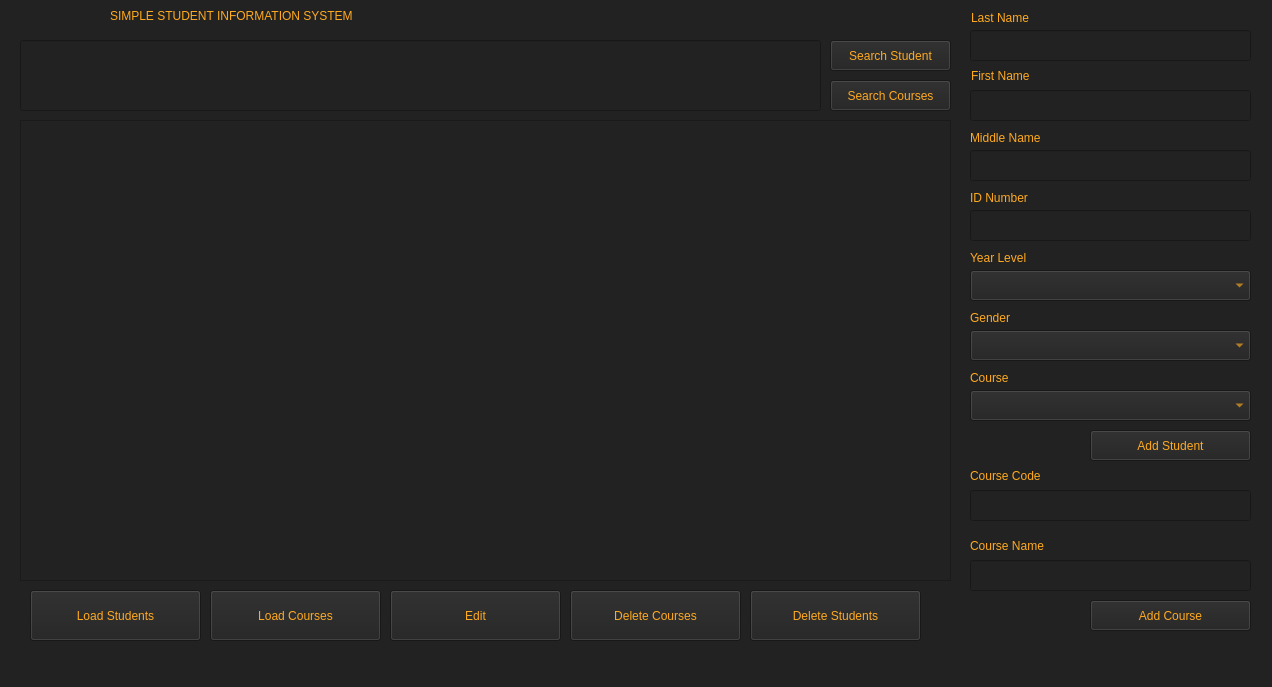
equin07x/CCC151-CRUDL-PROJECT, file CCC151-SSI-CSV-VER/SSIS/mainwindow.ui: the form before one commit.
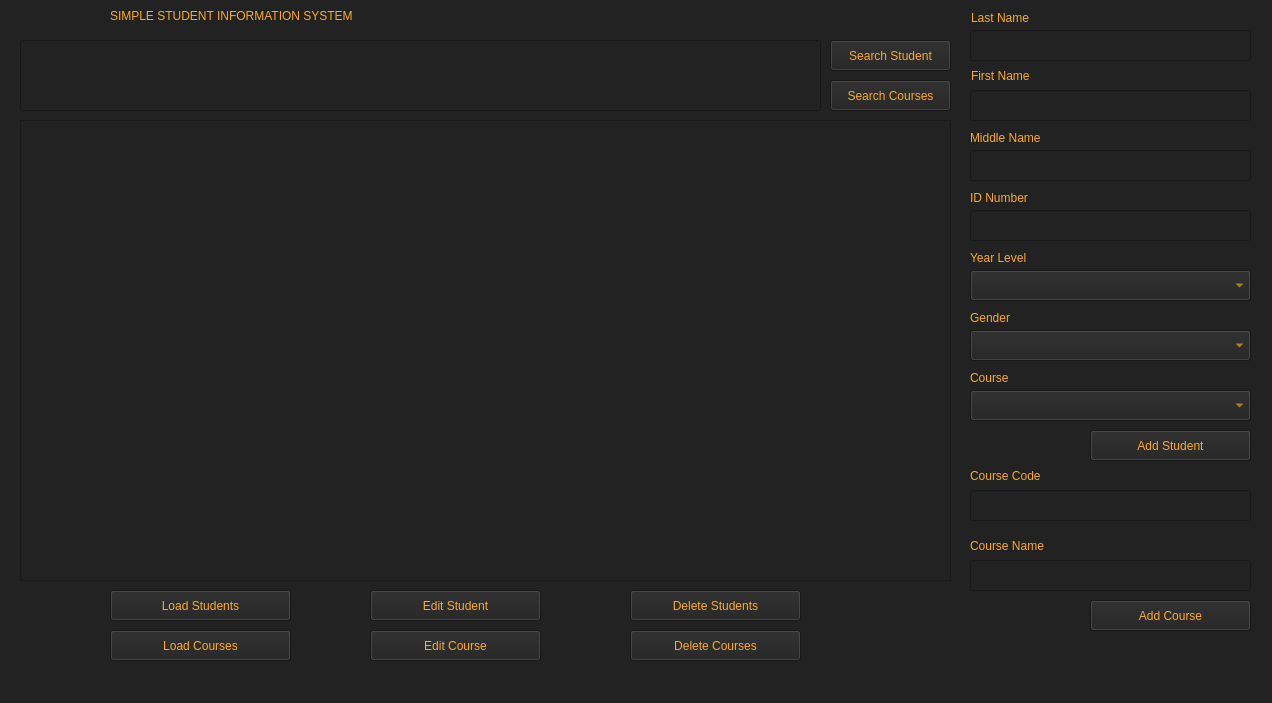
The form after the commit.

```diff
--- a/CCC151-SSI-CSV-VER/SSIS/mainwindow.ui
+++ b/CCC151-SSI-CSV-VER/SSIS/mainwindow.ui
@@ -7,7 +7,7 @@
     <x>0</x>
     <y>0</y>
     <width>1272</width>
-    <height>687</height>
+    <height>703</height>
    </rect>
   </property>
   <property name="windowTitle">
@@ -62,10 +62,10 @@
    <widget class="QPushButton" name="pushButton">
     <property name="geometry">
      <rect>
-      <x>750</x>
+      <x>630</x>
       <y>590</y>
       <width>171</width>
-      <height>51</height>
+      <height>31</height>
      </rect>
     </property>
     <property name="styleSheet">
@@ -367,10 +367,10 @@
    <widget class="QPushButton" name="pushButton_2">
     <property name="geometry">
      <rect>
-      <x>30</x>
+      <x>110</x>
       <y>590</y>
-      <width>171</width>
-      <height>51</height>
+      <width>181</width>
+      <height>31</height>
      </rect>
     </property>
     <property name="styleSheet">
@@ -392,10 +392,10 @@
    <widget class="QPushButton" name="pushButton_3">
     <property name="geometry">
      <rect>
-      <x>210</x>
-      <y>590</y>
-      <width>171</width>
-      <height>51</height>
+      <x>110</x>
+      <y>630</y>
+      <width>181</width>
+      <height>31</height>
      </rect>
     </property>
     <property name="styleSheet">
@@ -551,10 +551,10 @@
    <widget class="QPushButton" name="pushButton_6">
     <property name="geometry">
      <rect>
-      <x>570</x>
-      <y>590</y>
+      <x>630</x>
+      <y>630</y>
       <width>171</width>
-      <height>51</height>
+      <height>31</height>
      </rect>
     </property>
     <property name="styleSheet">
@@ -576,10 +576,10 @@
    <widget class="QPushButton" name="pushButton_7">
     <property name="geometry">
      <rect>
-      <x>390</x>
+      <x>370</x>
       <y>590</y>
       <width>171</width>
-      <height>51</height>
+      <height>31</height>
      </rect>
     </property>
     <property name="styleSheet">
@@ -595,7 +595,7 @@
 }</string>
     </property>
     <property name="text">
-     <string>Edit</string>
+     <string>Edit Student</string>
     </property>
    </widget>
    <widget class="QLineEdit" name="searchLineEdit">
@@ -670,6 +670,31 @@
      <string>Search Courses</string>
     </property>
    </widget>
+   <widget class="QPushButton" name="pushButton_8">
+    <property name="geometry">
+     <rect>
+      <x>370</x>
+      <y>630</y>
+      <width>171</width>
+      <height>31</height>
+     </rect>
+    </property>
+    <property name="styleSheet">
+     <string notr="true">QPushButton
+{
+font: 900 8pt &quot;MS Reference Sans Serif&quot;rgb(255, 201, 8);
+color: rgb(255, 170, 32);
+}
+QPushButton:Hover
+{
+color:  rgb(35, 35, 35);
+background-color: rgb(220, 182, 44);
+}</string>
+    </property>
+    <property name="text">
+     <string>Edit Course</string>
+    </property>
+   </widget>
   </widget>
   <widget class="QMenuBar" name="menubar">
    <property name="geometry">
```
